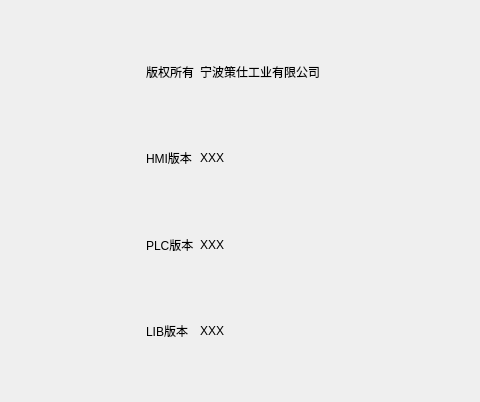
This is aboutdialog.ui in zhengshihao1218/newsoft as Qt 5 draws it before an edit. The edited form follows.
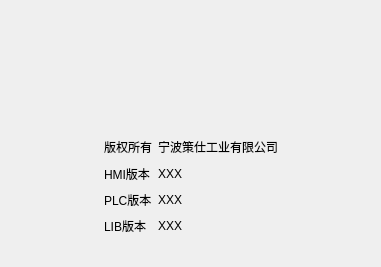
This is the edited form. Icons and pictures are not drawn.

Diff of the .ui file:
```diff
--- a/aboutdialog.ui
+++ b/aboutdialog.ui
@@ -6,8 +6,8 @@
    <rect>
     <x>0</x>
     <y>0</y>
-    <width>480</width>
-    <height>402</height>
+    <width>381</width>
+    <height>267</height>
    </rect>
   </property>
   <property name="windowTitle">
@@ -17,18 +17,48 @@
    <iconset resource="themes/image.qrc">
     <normaloff>:/images/images/about.png</normaloff>:/images/images/about.png</iconset>
   </property>
-  <layout class="QHBoxLayout" name="horizontalLayout">
+  <layout class="QVBoxLayout" name="verticalLayout">
+   <item>
+    <layout class="QHBoxLayout" name="horizontalLayout">
+     <item>
+      <widget class="QLabel" name="label_9">
+       <property name="text">
+        <string/>
+       </property>
+       <property name="pixmap">
+        <pixmap resource="themes/image.qrc">:/images/images/CS_Industry.png</pixmap>
+       </property>
+       <property name="scaledContents">
+        <bool>true</bool>
+       </property>
+      </widget>
+     </item>
+    </layout>
+   </item>
    <item>
     <layout class="QGridLayout" name="gridLayout">
+     <item row="1" column="0">
+      <spacer name="horizontalSpacer_3">
+       <property name="orientation">
+        <enum>Qt::Horizontal</enum>
+       </property>
+       <property name="sizeHint" stdset="0">
+        <size>
+         <width>40</width>
+         <height>20</height>
+        </size>
+       </property>
+      </spacer>
+     </item>
      <item row="3" column="1">
-      <widget class="QLabel" name="label_5">
+      <widget class="QLabel" name="label_7">
        <property name="text">
-        <string>PLC版本</string>
+        <string>LIB版本</string>
        </property>
       </widget>
      </item>
-     <item row="0" column="2">
-      <spacer name="horizontalSpacer">
+     <item row="1" column="3">
+      <spacer name="horizontalSpacer_4">
        <property name="orientation">
         <enum>Qt::Horizontal</enum>
        </property>
@@ -40,14 +70,21 @@
        </property>
       </spacer>
      </item>
-     <item row="1" column="1">
+     <item row="0" column="1">
       <widget class="QLabel" name="label">
        <property name="text">
         <string>版权所有</string>
        </property>
       </widget>
      </item>
-     <item row="2" column="2">
+     <item row="0" column="2">
+      <widget class="QLabel" name="label_2">
+       <property name="text">
+        <string>宁波策仕工业有限公司</string>
+       </property>
+      </widget>
+     </item>
+     <item row="1" column="2">
       <widget class="QLabel" name="label_4">
        <property name="text">
         <string>XXX</string>
@@ -55,47 +92,27 @@
       </widget>
      </item>
      <item row="2" column="1">
+      <widget class="QLabel" name="label_5">
+       <property name="text">
+        <string>PLC版本</string>
+       </property>
+      </widget>
+     </item>
+     <item row="1" column="1">
       <widget class="QLabel" name="label_3">
        <property name="text">
         <string>HMI版本</string>
        </property>
       </widget>
      </item>
-     <item row="1" column="2">
-      <widget class="QLabel" name="label_2">
-       <property name="text">
-        <string>宁波策仕工业有限公司</string>
-       </property>
-      </widget>
-     </item>
      <item row="3" column="2">
-      <widget class="QLabel" name="label_6">
-       <property name="text">
-        <string>XXX</string>
-       </property>
-      </widget>
-     </item>
-     <item row="4" column="2">
       <widget class="QLabel" name="label_8">
        <property name="text">
         <string>XXX</string>
        </property>
       </widget>
      </item>
-     <item row="2" column="0">
-      <spacer name="horizontalSpacer_3">
-       <property name="orientation">
-        <enum>Qt::Horizontal</enum>
-       </property>
-       <property name="sizeHint" stdset="0">
-        <size>
-         <width>40</width>
-         <height>20</height>
-        </size>
-       </property>
-      </spacer>
-     </item>
-     <item row="5" column="2">
+     <item row="4" column="2">
       <spacer name="horizontalSpacer_2">
        <property name="orientation">
         <enum>Qt::Horizontal</enum>
@@ -108,26 +125,13 @@
        </property>
       </spacer>
      </item>
-     <item row="4" column="1">
-      <widget class="QLabel" name="label_7">
+     <item row="2" column="2">
+      <widget class="QLabel" name="label_6">
        <property name="text">
-        <string>LIB版本</string>
+        <string>XXX</string>
        </property>
       </widget>
      </item>
-     <item row="2" column="3">
-      <spacer name="horizontalSpacer_4">
-       <property name="orientation">
-        <enum>Qt::Horizontal</enum>
-       </property>
-       <property name="sizeHint" stdset="0">
-        <size>
-         <width>40</width>
-         <height>20</height>
-        </size>
-       </property>
-      </spacer>
-     </item>
     </layout>
    </item>
   </layout>
```
